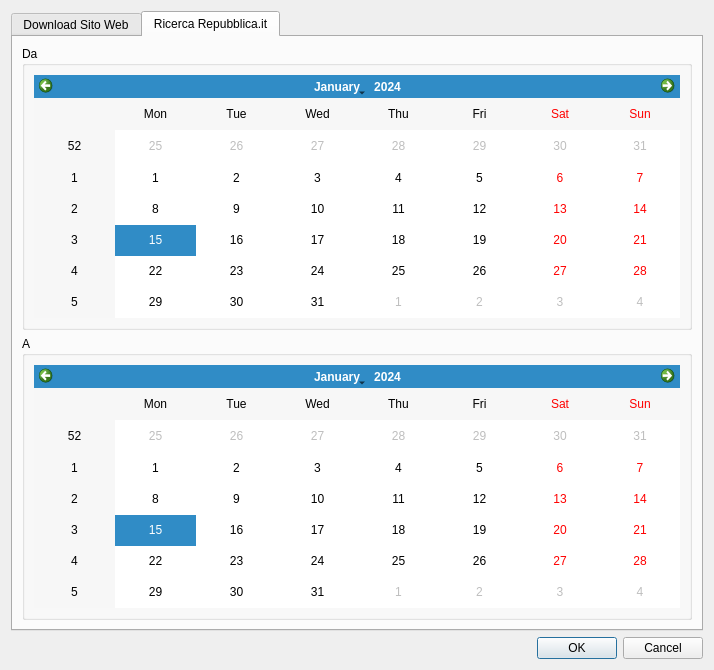
Before: the Qt Designer form forms/url2corpus.ui in zorbaproject/Bran, drawn with Qt 5.
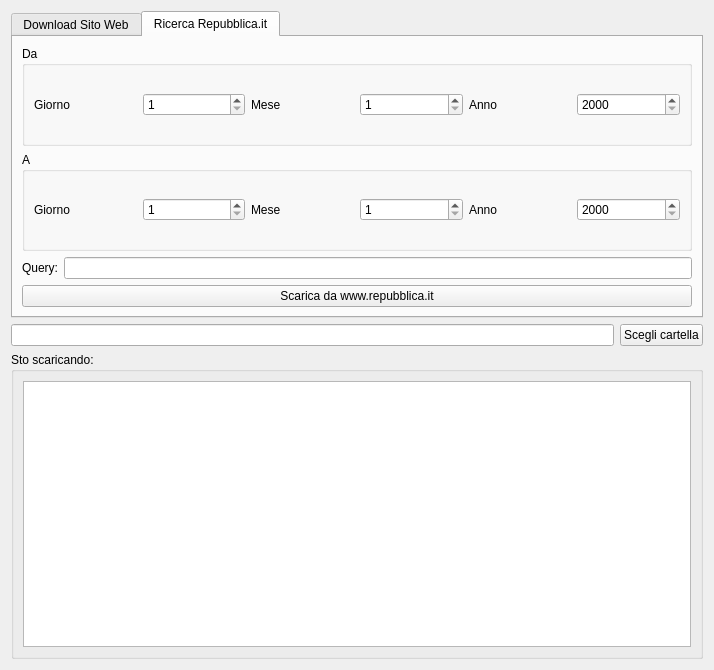
After: the same form once the commit is applied. The open tabs and pages were chosen to show the change.

Diff of the .ui file:
```diff
--- a/forms/url2corpus.ui
+++ b/forms/url2corpus.ui
@@ -59,7 +59,55 @@
          </property>
          <layout class="QHBoxLayout" name="horizontalLayout">
           <item>
-           <widget class="QCalendarWidget" name="calendarWidget_2"/>
+           <widget class="QLabel" name="label_6">
+            <property name="text">
+             <string>Giorno</string>
+            </property>
+           </widget>
+          </item>
+          <item>
+           <widget class="QSpinBox" name="dagiorno">
+            <property name="minimum">
+             <number>1</number>
+            </property>
+            <property name="maximum">
+             <number>31</number>
+            </property>
+           </widget>
+          </item>
+          <item>
+           <widget class="QLabel" name="label">
+            <property name="text">
+             <string>Mese</string>
+            </property>
+           </widget>
+          </item>
+          <item>
+           <widget class="QSpinBox" name="damese">
+            <property name="minimum">
+             <number>1</number>
+            </property>
+            <property name="maximum">
+             <number>12</number>
+            </property>
+           </widget>
+          </item>
+          <item>
+           <widget class="QLabel" name="label_3">
+            <property name="text">
+             <string>Anno</string>
+            </property>
+           </widget>
+          </item>
+          <item>
+           <widget class="QSpinBox" name="daanno">
+            <property name="minimum">
+             <number>2000</number>
+            </property>
+            <property name="maximum">
+             <number>2100</number>
+            </property>
+           </widget>
           </item>
          </layout>
         </widget>
@@ -71,23 +119,108 @@
          </property>
          <layout class="QHBoxLayout" name="horizontalLayout_2">
           <item>
-           <widget class="QCalendarWidget" name="calendarWidget"/>
+           <widget class="QLabel" name="label_5">
+            <property name="text">
+             <string>Giorno</string>
+            </property>
+           </widget>
+          </item>
+          <item>
+           <widget class="QSpinBox" name="agiorno">
+            <property name="minimum">
+             <number>1</number>
+            </property>
+            <property name="maximum">
+             <number>31</number>
+            </property>
+           </widget>
+          </item>
+          <item>
+           <widget class="QLabel" name="label_2">
+            <property name="text">
+             <string>Mese</string>
+            </property>
+           </widget>
+          </item>
+          <item>
+           <widget class="QSpinBox" name="amese">
+            <property name="minimum">
+             <number>1</number>
+            </property>
+            <property name="maximum">
+             <number>12</number>
+            </property>
+           </widget>
+          </item>
+          <item>
+           <widget class="QLabel" name="label_4">
+            <property name="text">
+             <string>Anno</string>
+            </property>
+           </widget>
+          </item>
+          <item>
+           <widget class="QSpinBox" name="aanno">
+            <property name="minimum">
+             <number>2000</number>
+            </property>
+            <property name="maximum">
+             <number>2100</number>
+            </property>
+           </widget>
           </item>
          </layout>
         </widget>
        </item>
+       <item>
+        <layout class="QHBoxLayout" name="horizontalLayout_5">
+         <item>
+          <widget class="QLabel" name="label_7">
+           <property name="text">
+            <string>Query:</string>
+           </property>
+          </widget>
+         </item>
+         <item>
+          <widget class="QLineEdit" name="repquery"/>
+         </item>
+        </layout>
+       </item>
+       <item>
+        <widget class="QPushButton" name="searchrep">
+         <property name="text">
+          <string>Scarica da www.repubblica.it</string>
+         </property>
+        </widget>
+       </item>
       </layout>
      </widget>
     </widget>
    </item>
    <item>
-    <widget class="QDialogButtonBox" name="buttonBox">
-     <property name="orientation">
-      <enum>Qt::Horizontal</enum>
+    <layout class="QHBoxLayout" name="horizontalLayout_4">
+     <item>
+      <widget class="QLineEdit" name="folder"/>
+     </item>
+     <item>
+      <widget class="QPushButton" name="choosefolder">
+       <property name="text">
+        <string>Scegli cartella</string>
+       </property>
+      </widget>
+     </item>
+    </layout>
+   </item>
+   <item>
+    <widget class="QGroupBox" name="resultsgrp">
+     <property name="title">
+      <string>Sto scaricando:</string>
      </property>
-     <property name="standardButtons">
-      <set>QDialogButtonBox::Cancel|QDialogButtonBox::Ok</set>
-     </property>
+     <layout class="QVBoxLayout" name="verticalLayout_4">
+      <item>
+       <widget class="QListWidget" name="results"/>
+      </item>
+     </layout>
     </widget>
    </item>
   </layout>
```
Left out of the diff: 96 changed lines with no effect on the pictures.
